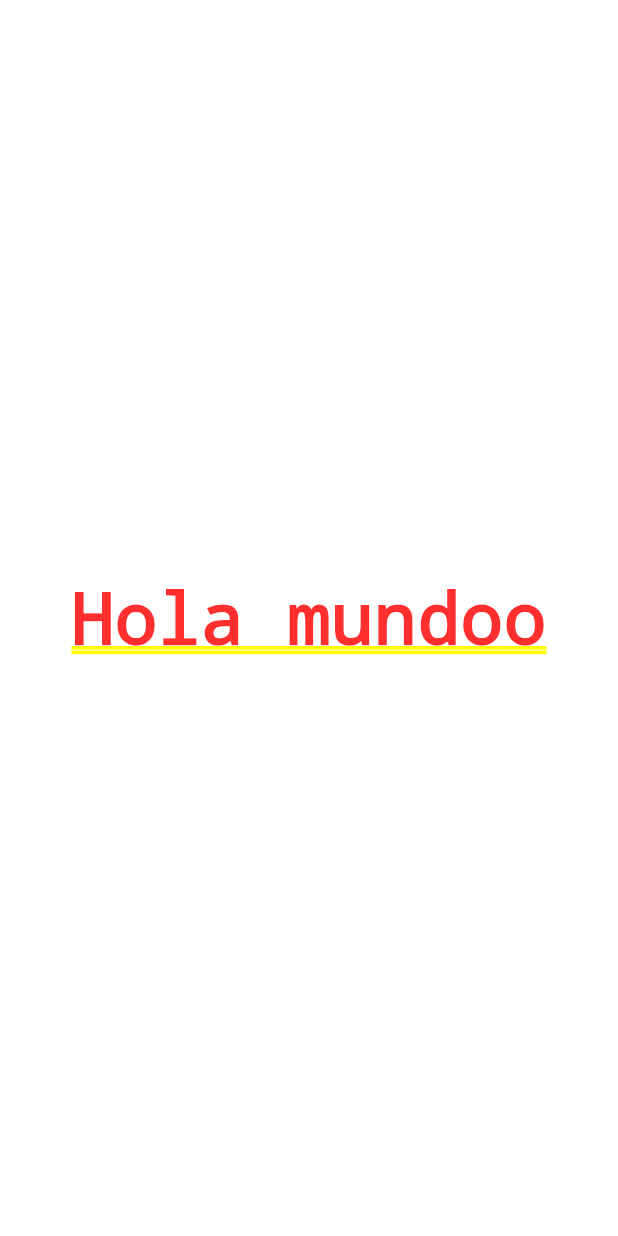
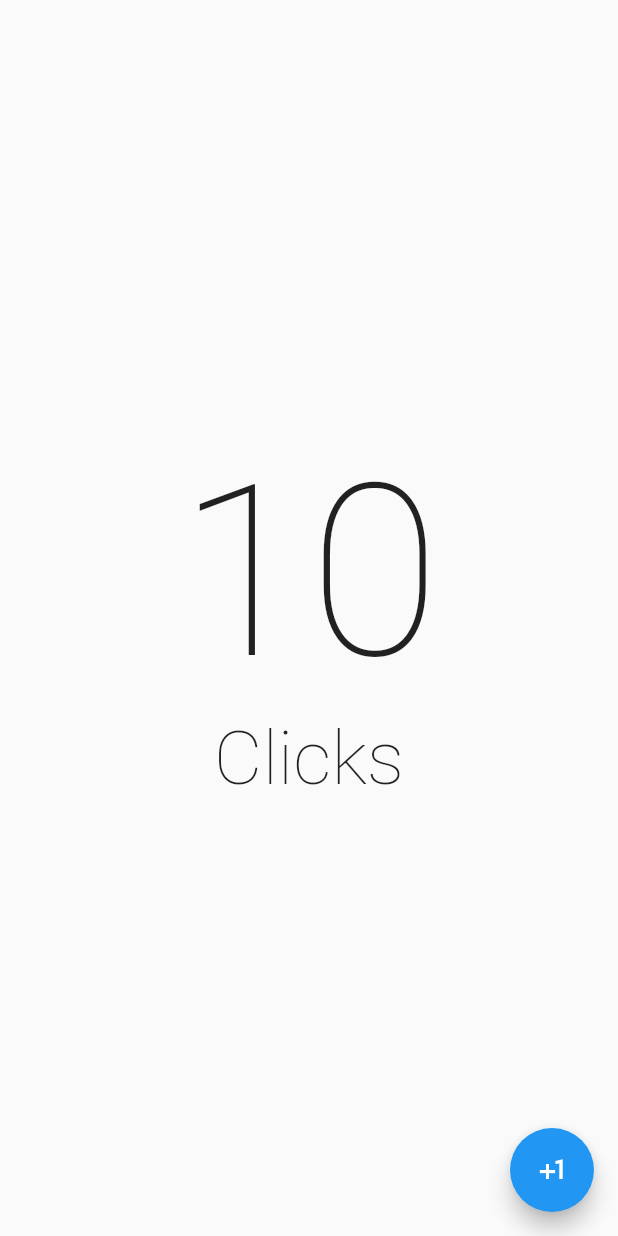
Before and after one commit to eserdeiro/hello_world_app, a Flutter app: the screen it shows after launch, on a phone screen of 412 x 824 dp. Run offline on Flutter 3.47's test engine with Material 2 defaults, Android fonts, the phone set to English and light mode, and no system bars.

Commit message:
Set texts on counter screen

```diff
--- a/lib/main.dart
+++ b/lib/main.dart
@@ -1,14 +1,19 @@
 import 'package:flutter/material.dart';
+import 'package:hello_world_app/presentation/screens/counter/counter_screen.dart';
 
 void main(){
-  runApp(MyApp());
+  runApp(const MyApp());
 }
 
 class MyApp extends StatelessWidget{
+  const MyApp({super.key});
+
   @override
   Widget build(BuildContext context) {
-return MaterialApp(
-  home: Center(child: Text('Hola mundoo')),
-);
+   return const MaterialApp(
+     debugShowCheckedModeBanner: false,
+     home: CounterScreen(),
+   );
   }
+
 }
--- /dev/null
+++ b/lib/presentation/screens/counter/counter_screen.dart
@@ -0,0 +1,25 @@
+import 'package:flutter/material.dart';
+
+class CounterScreen extends StatelessWidget {
+  const CounterScreen({super.key});
+
+  @override
+  Widget build(BuildContext context) {
+    return Scaffold(
+       body: const Center(
+         child: Column(
+           mainAxisAlignment: MainAxisAlignment.center,
+          children: [
+            Text('10', style: TextStyle(fontSize: 160,fontWeight: FontWeight.w100)),
+               Text('Clicks', style: TextStyle(fontSize: 50,fontWeight: FontWeight.w100))
+          ],
+         ),
+       ),
+       floatingActionButton: FloatingActionButton(
+         onPressed: () {
+        },
+        child: const Icon(Icons.plus_one),
+         ),
+      );
+  }
+}
```
Also changed, not shown: 1 other file.
